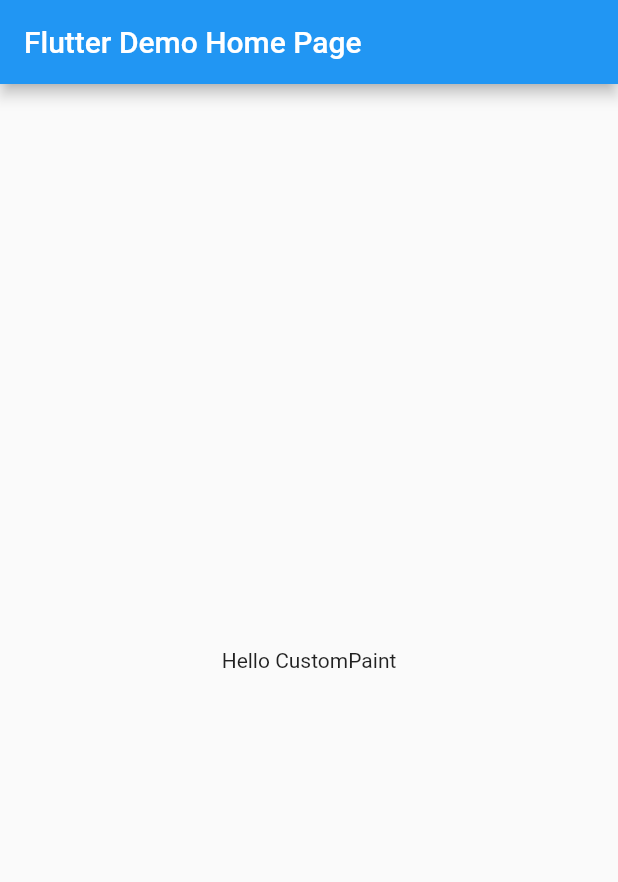
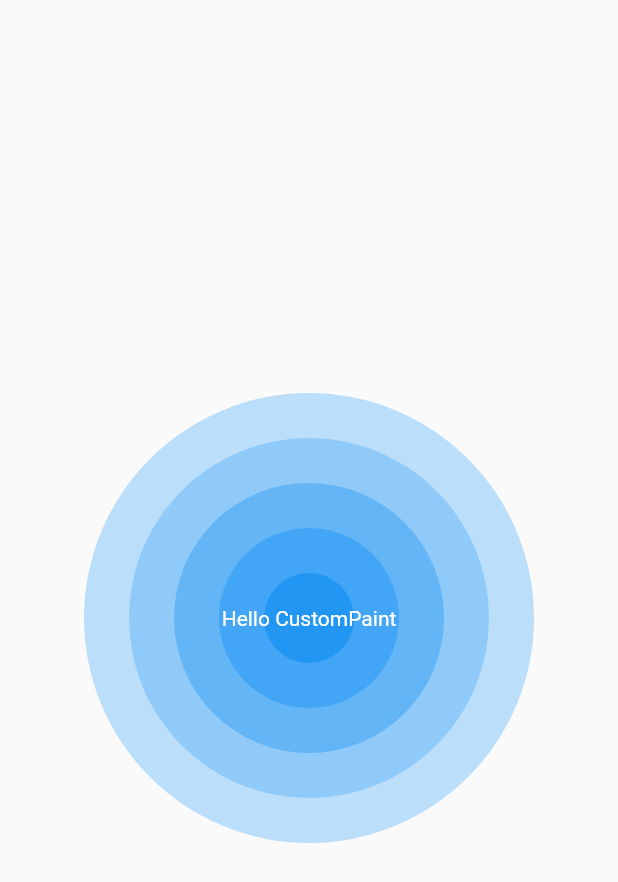
Before and after one commit to NaingMyoThawNMYT/flutter_circle_wave_design, a Flutter app: the screen it shows after launch, on a phone screen of 412 x 824 dp. Shown: the top 882 px of the screen. Run offline on Flutter 3.47's test engine with Material 2 defaults, Android fonts, the phone set to English and light mode, and no system bars.

Commit message:
Add custom painter class file named wave_painter.dart.

```diff
--- a/lib/main.dart
+++ b/lib/main.dart
@@ -1,4 +1,5 @@
 import 'package:flutter/material.dart';
+import 'package:flutter_circle_wave_design/wave_painter.dart';
 
 void main() => runApp(MyApp());
 
@@ -10,29 +11,26 @@ class MyApp extends StatelessWidget {
       theme: ThemeData(
         primarySwatch: Colors.blue,
       ),
-      home: MyHomePage(title: 'Flutter Demo Home Page'),
+      home: MyHomePage(),
+      debugShowCheckedModeBanner: false,
     );
   }
 }
 
-class MyHomePage extends StatefulWidget {
-  MyHomePage({Key key, this.title}) : super(key: key);
-
-  final String title;
-
-  @override
-  _MyHomePageState createState() => _MyHomePageState();
-}
-
-class _MyHomePageState extends State<MyHomePage> {
+class MyHomePage extends StatelessWidget {
   @override
   Widget build(BuildContext context) {
     return Scaffold(
-      appBar: AppBar(
-        title: Text(widget.title),
-      ),
       body: Center(
-        child: Text('Hello CustomPaint'),
+        child: CustomPaint(
+          painter: WavePainter(),
+          child: Text(
+            'Hello CustomPaint',
+            style: TextStyle(
+              color: Colors.white,
+            ),
+          ),
+        ),
       ),
     );
   }
```
Also changed, not shown: lib/wave_painter.dart (added, +27 -0 lines).
